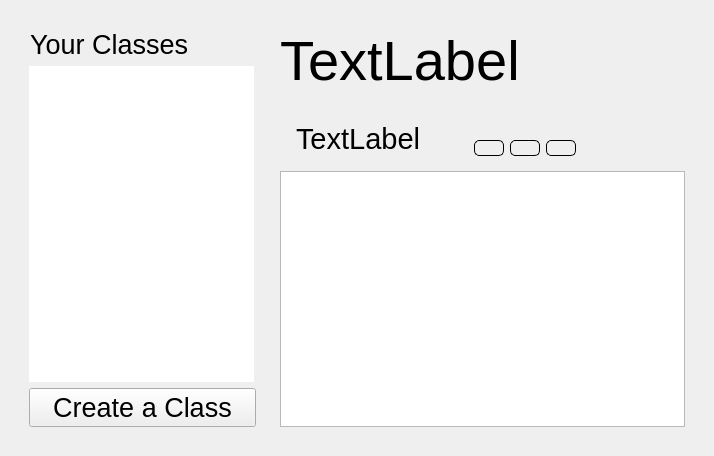
Qt form portal/src/adminpane.ui (zfrye06/Loque) before a commit.
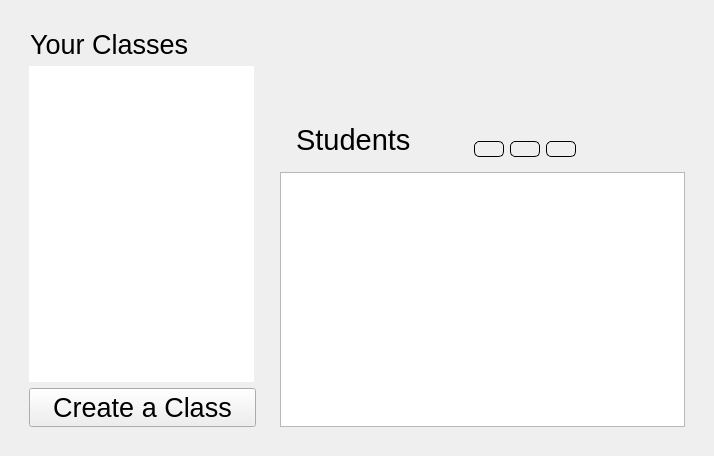
The same form after that commit. Icons and pictures are not drawn.

Commit message: portal - Hook up prototype admin pane.

```diff
--- a/portal/src/adminpane.ui
+++ b/portal/src/adminpane.ui
@@ -107,7 +107,7 @@
                  </font>
                 </property>
                 <property name="text">
-                 <string>TextLabel</string>
+                 <string/>
                 </property>
                </widget>
               </item>
@@ -139,7 +139,7 @@
                       <string notr="true">margin-top: 15px;</string>
                      </property>
                      <property name="text">
-                      <string>TextLabel</string>
+                      <string>Students</string>
                      </property>
                     </widget>
                    </item>
```
The commit also changes 2 other files.
